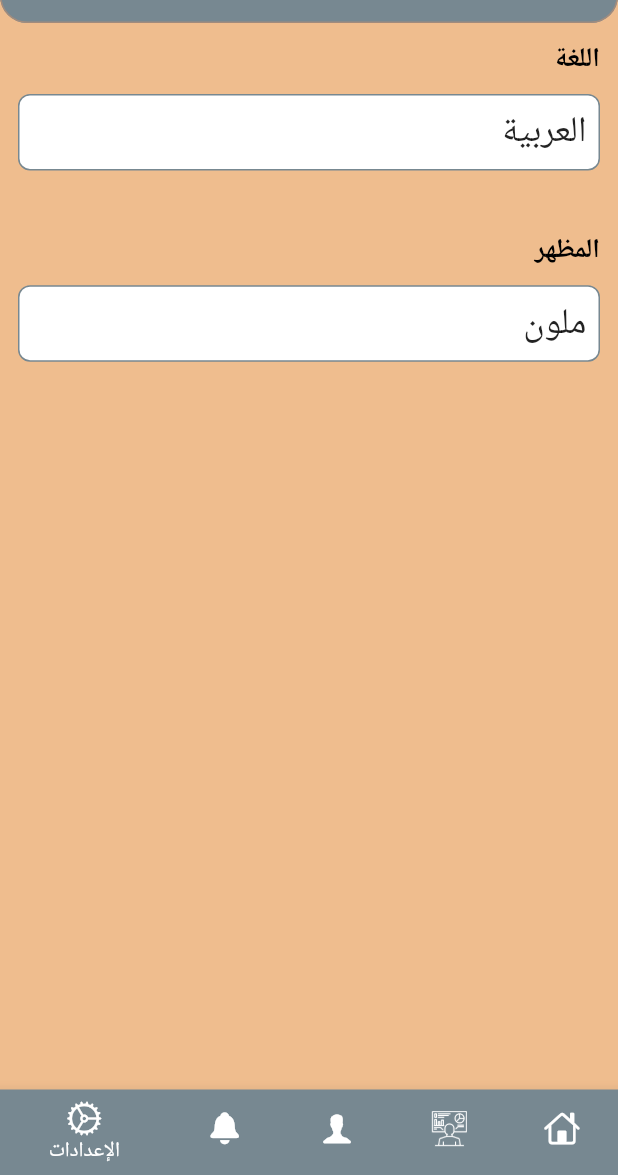
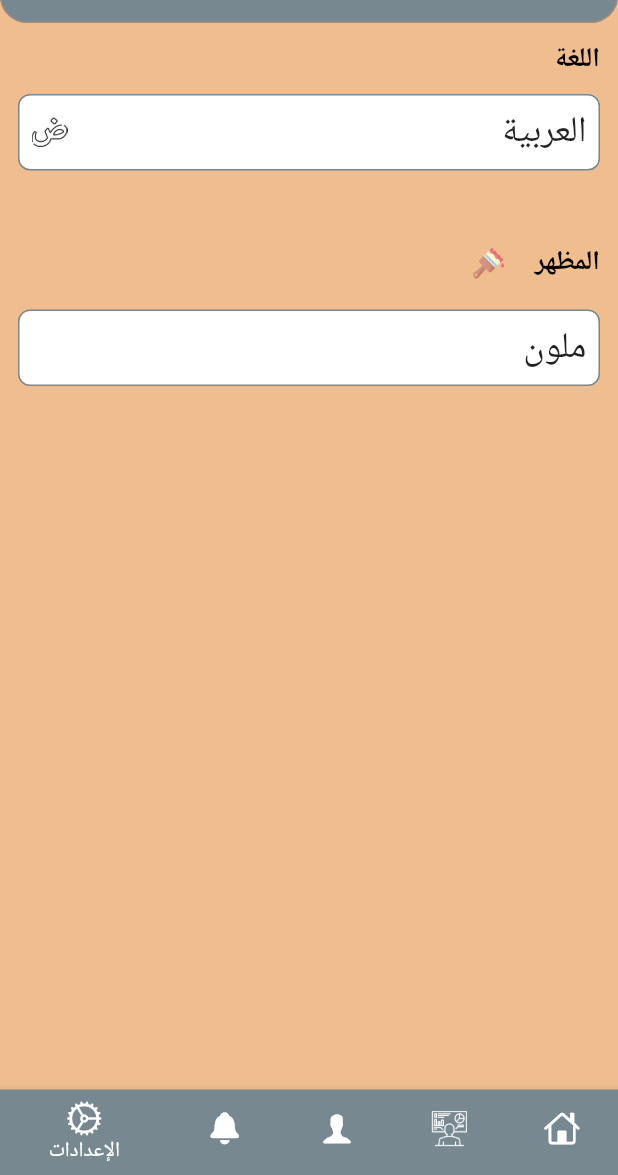
Before and after one commit to osamaOmran1917/Find-Me, a Flutter app: the HomeScreen screen opened by its route, item 5 of the bottom bar chosen, on a phone screen of 412 x 824 dp, the part 61-1236 px from its top. Run offline on Flutter 3.47's test engine with Material 2 defaults, Android fonts, the phone set to English and light mode, and no system bars; our stand-ins replace cached_network_image, calendar_timeline, cloud_firestore, emoji_picker_flutter, firebase_auth, firebase_core and 7 more; missing offline and left inert: flutter_animator, flutter_notification_channel; accounts and stored records are empty; generated files the repository leaves out were written again; network calls fail.

Commit message:
Design Edited ✔

```diff
--- a/lib/ui/home/home_screen.dart
+++ b/lib/ui/home/home_screen.dart
@@ -21,6 +21,7 @@ import 'home_side_menu/home_side_menu.dart';
 class HomeScreen extends StatefulWidget {
   static const String routeName = 'Home Screen';
   static int selectedIndex = 0;
+  static bool hasMessage = false;
 
   @override
   State<HomeScreen> createState() => _HomeScreenState();
@@ -61,7 +62,12 @@ class _HomeScreenState extends BaseState<HomeScreen, HomeViewModel>
 
   @override
   Widget build(BuildContext context) {
-    return Scaffold(
+    return WillPopScope(
+      onWillPop: () async {
+        final shouldPop = await showMyDialog();
+        return shouldPop ?? false;
+      },
+      child: Scaffold(
           drawer: Drawer(
             child: HomeSideMenu(),
           ),
@@ -89,15 +95,16 @@ class _HomeScreenState extends BaseState<HomeScreen, HomeViewModel>
                               borderRadius: BorderRadius.circular(10)),
                           itemBuilder: (context) => [
                                 PopupMenuItem(
-                                child: Text(
-                                    AppLocalizations.of(context)!.foundPerson),
+                                  child: Text(AppLocalizations.of(context)!
+                                      .foundPerson),
                                   value:
                                       AppLocalizations.of(context)!.foundPerson,
                                 ),
                                 PopupMenuItem(
                                   child: Text(
                                       AppLocalizations.of(context)!.lostPerson),
-                                value: AppLocalizations.of(context)!.lostPerson,
+                                  value:
+                                      AppLocalizations.of(context)!.lostPerson,
                                 )
                               ]),
                     )
@@ -112,7 +119,8 @@ class _HomeScreenState extends BaseState<HomeScreen, HomeViewModel>
                       backgroundColor: MyTheme.basicWhite.withOpacity(.2),
                       child: IconButton(
                           onPressed: () {
-                          Navigator.pushNamed(context, SearchScreen.routeName);
+                            Navigator.pushNamed(
+                                context, SearchScreen.routeName);
                           },
                           icon: Icon(CupertinoIcons.search)))
                   : Container(),
@@ -128,8 +136,27 @@ class _HomeScreenState extends BaseState<HomeScreen, HomeViewModel>
                         onPressed: () {
                           Navigator.pushNamed(context, ChatsScreen.routeName);
                         },
-                        icon: Icon(CupertinoIcons.chat_bubble_2_fill)),
+                        icon: Stack(
+                          children: [
+                            Icon(CupertinoIcons.chat_bubble_2),
+                            if (HomeScreen.hasMessage)
+                              Positioned(
+                                bottom: MediaQuery.of(context).size.height * 0,
+                                child: Container(
+                                  decoration: BoxDecoration(
+                                      color: Colors.red,
+                                      borderRadius: BorderRadius.circular(
+                                          MediaQuery.of(context).size.height *
+                                              500)),
+                                  width:
+                                      MediaQuery.of(context).size.width * .03,
+                                  height:
+                                      MediaQuery.of(context).size.width * .03,
+                                ),
                               )
+                          ],
+                        ),
+                      ))
                   : Container(),
               HomeScreen.selectedIndex == 0
                   ? SizedBox(
@@ -176,10 +203,32 @@ class _HomeScreenState extends BaseState<HomeScreen, HomeViewModel>
                         .backgroundColor,
                     icon: Icon(CupertinoIcons.settings),
                     label: AppLocalizations.of(context)!.settings)
-            ]));
+              ])),
+    );
   }
 
   void onTabClicked(index) {
     viewModel.onTabSelected(index);
   }
+
+  Future<bool?> showMyDialog() {
+    if (HomeScreen.selectedIndex != 0) {
+      HomeScreen.selectedIndex = 0;
+      setState(() {});
+      return false as Future<bool?>;
+    } else
+      return showDialog<bool>(
+          context: context,
+          builder: (context) => AlertDialog(
+                title: Text('Are you sure, you want to leave?'),
+                actions: [
+                  TextButton(
+                      onPressed: () => Navigator.pop(context, false),
+                      child: Text('cancel')),
+                  TextButton(
+                      onPressed: () => Navigator.pop(context, true),
+                      child: Text('Yes'))
+                ],
+              ));
   }
+}
--- a/lib/ui/home/settings_tab/settings_tab.dart
+++ b/lib/ui/home/settings_tab/settings_tab.dart
@@ -37,17 +37,41 @@ class _SettingsTabState extends State<SettingsTab> {
                         Border.all(color: MyTheme.coloredSecondary, width: 1),
                     borderRadius: BorderRadius.circular(8),
                     color: Colors.white),
-                child: Text(
-                  settingsProvider.currentLang == 'en' ? 'English' : 'العربية',
-                  style: Theme.of(context).textTheme.headline5,
+                child: Row(
+                  children: [
+                    Text(
+                      settingsProvider.currentLang == 'en'
+                          ? 'English'
+                          : 'العربية',
+                      style: Theme.of(context).textTheme.headline5,
+                    ),
+                    Expanded(
+                      child: Container(),
+                    ),
+                    ImageIcon(AssetImage(settingsProvider.currentLang == 'en'
+                        ? 'assets/images/abc.png'
+                        : 'assets/images/arabic-language.png'))
+                  ],
                 )),
           ),
           SizedBox(
             height: MediaQuery.of(context).size.height * .05,
           ),
-          Text(
-            AppLocalizations.of(context)!.theme,
-            style: Theme.of(context).textTheme.bodyText1,
+          Row(
+            children: [
+              Text(
+                AppLocalizations.of(context)!.theme,
+                style: Theme.of(context).textTheme.bodyText1,
+              ),
+              SizedBox(
+                width: MediaQuery.of(context).size.width * .05,
+              ),
+              Image.asset(
+                'assets/images/themes.png',
+                width: MediaQuery.of(context).size.width * .05,
+                height: MediaQuery.of(context).size.height * .05,
+              )
+            ],
           ),
           SizedBox(
             height: MediaQuery.of(context).size.height * .0125,
--- a/lib/ui/widgets/profile_dialog.dart
+++ b/lib/ui/widgets/profile_dialog.dart
@@ -29,6 +29,7 @@ class ProfileDialog extends StatelessWidget {
                       MediaQuery.of(context).size.height * .25),
                   child: CachedNetworkImage(
                     width: MediaQuery.of(context).size.width * .5,
+                    height: MediaQuery.of(context).size.width * .5,
                     fit: BoxFit.cover,
                     imageUrl: user.image ?? '',
                     // placeholder: (context, url) => CircularProgressIndicator(),
```
Also changed, not shown: lib/data_base/my_database.dart (+5 -6 lines), lib/ui/widgets/chat_user_card.dart (+11 -1 lines), assets/images/abc.png (added), assets/images/add-group.png (added), assets/images/arabic-language.png (added), assets/images/conversation.png (added), assets/images/edit.png (added), assets/images/eye.png (added), assets/images/themes.png (added). Lines whose indentation alone changed are shown as unchanged.
